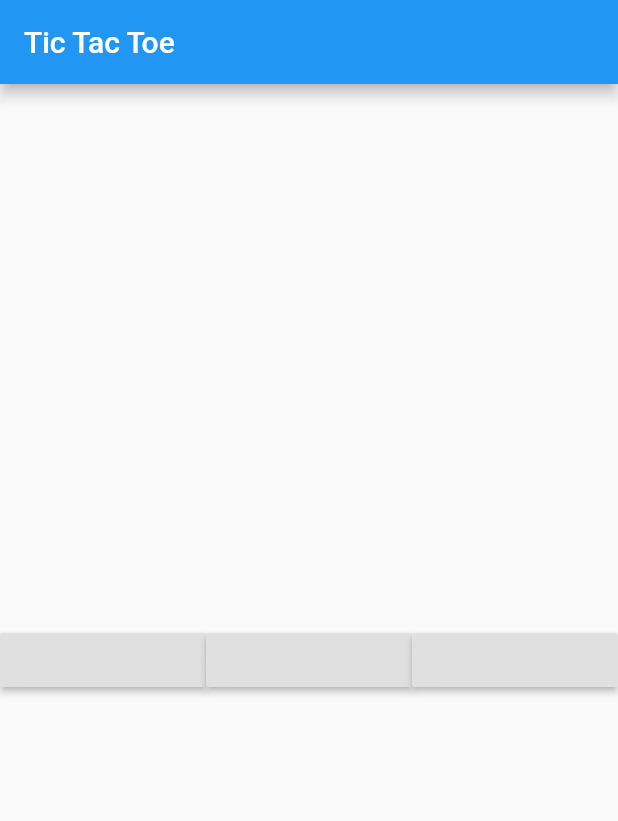
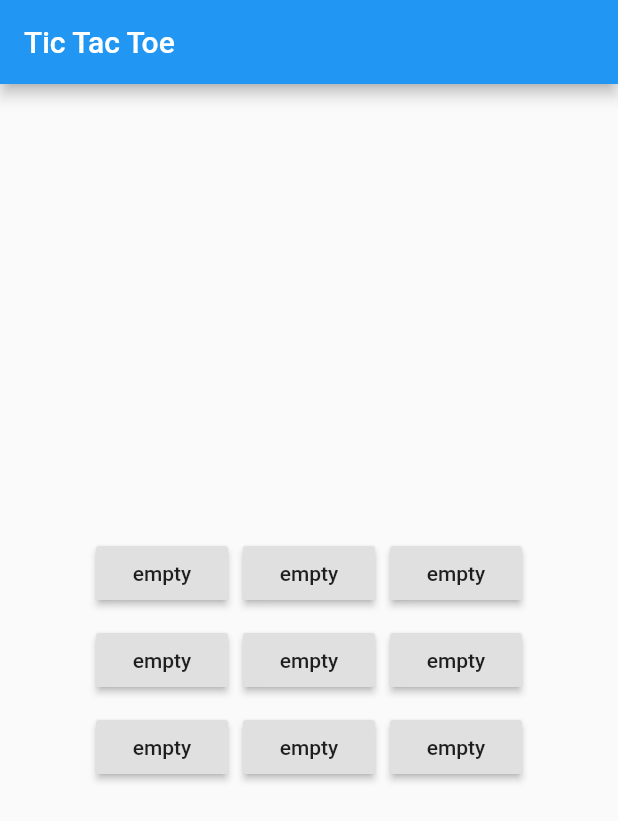
Before and after one commit to JoshDeel/Tic-Tac-Toe, a Flutter app: the screen it shows after launch, on a phone screen of 412 x 824 dp. Shown: the top 821 px of the screen. Run offline on Flutter 3.47's test engine with Material 2 defaults, Android fonts, the phone set to English and light mode, and no system bars.

Commit message:
Almost got it

```diff
--- a/lib/main.dart
+++ b/lib/main.dart
@@ -1,17 +1,14 @@
-// Copyright 2018 The Flutter team. All rights reserved.
-// Use of this source code is governed by a BSD-style license that can be
-// found in the LICENSE file.
-
 import 'package:flutter/material.dart';
 
 void main() => runApp(MyApp());
 
 
+class MyApp extends StatefulWidget {
+  _HomePage createState() => new _HomePage();
+}
 
 
-class MyApp extends StatelessWidget {
-  bool isX = true;
-  int turns;
+class _HomePage extends State<MyApp> {
   List<String> gameState = [
     "empty", // button 1
     "empty", // button 2
@@ -24,9 +21,15 @@ class MyApp extends StatelessWidget {
     "empty", // button 9
   ];
 
-  int onPressed(int id){
+  bool isX = true;
+  int turns;
+
+  void onPressed(int id, String name){
+    setState(() {
+      gameState[id] = "X";
+    });
     checkWinner();
-    return id;
+    print(name);
   }
 
   void checkWinner(){
@@ -74,28 +77,75 @@ class MyApp extends StatelessWidget {
                 crossAxisAlignment: CrossAxisAlignment.center,
                 mainAxisAlignment: MainAxisAlignment.center,
                 children: <Widget>[
-                Expanded(
-                  flex: 1,
-                  child: RaisedButton(onPressed: () {onPressed(0);},),
+
+                Padding(
+                  padding: EdgeInsets.all(5.0),
+                  child: RaisedButton(onPressed: () {onPressed(0, this.gameState[0]);}, child: Text(this.gameState[0]),),
                 ),
 
-                Expanded(
-                  flex: 1,
-                  child: RaisedButton(onPressed: () {onPressed(0);},),
+                Padding(
+                  padding: EdgeInsets.all(5.0),
+                  child: RaisedButton(onPressed: () {onPressed(1, this.gameState[1]);}, child: Text(this.gameState[1]),),
                 ),
 
-                Expanded(
-                  flex: 1,
-                  child: RaisedButton(onPressed: () {onPressed(0);},),
+                Padding(
+                  padding: EdgeInsets.all(5.0),
+                  child: RaisedButton(onPressed: () {onPressed(2, this.gameState[2]);}, child: Text(this.gameState[2]),),
                 ),
 
               ],
             ),
+
+            Row(
+                  crossAxisAlignment: CrossAxisAlignment.center,
+                 mainAxisAlignment: MainAxisAlignment.center,
+                children: <Widget>[
+
+                Padding(
+                  padding: EdgeInsets.all(5.0),
+                  child: RaisedButton(onPressed: () {onPressed(3, this.gameState[3]);}, child: Text(this.gameState[3]),),
+                ),
+
+                Padding(
+                  padding: EdgeInsets.all(5.0),
+                  child: RaisedButton(onPressed: () {onPressed(4, this.gameState[4]);}, child: Text(this.gameState[4]),),
+                ),
+
+                Padding(
+                  padding: EdgeInsets.all(5.0),
+                  child: RaisedButton(onPressed: () {onPressed(5, this.gameState[5]);}, child: Text(this.gameState[5]),),
+                ),
+
+              ],
+            ),
+
+            Row(
+                crossAxisAlignment: CrossAxisAlignment.center,
+                mainAxisAlignment: MainAxisAlignment.center,
+                children: <Widget>[
+
+                Padding(
+                  padding: EdgeInsets.all(5.0),
+                  child: RaisedButton(onPressed: () {onPressed(6, this.gameState[6]);}, child: Text(this.gameState[6]),),
+                ),
+
+                Padding(
+                  padding: EdgeInsets.all(5.0),
+                  child: RaisedButton(onPressed: () {onPressed(7, this.gameState[7]);}, child: Text(this.gameState[7]),),
+                ),
+
+                Padding(
+                  padding: EdgeInsets.all(5.0),
+                  child: RaisedButton(onPressed: () {onPressed(8, this.gameState[8]);}, child: Text(this.gameState[8]),),
+                ),
+
+              ],
+            ),
+
           ],
         ),
       ),
     ),
   );
 }
-
 }
```
